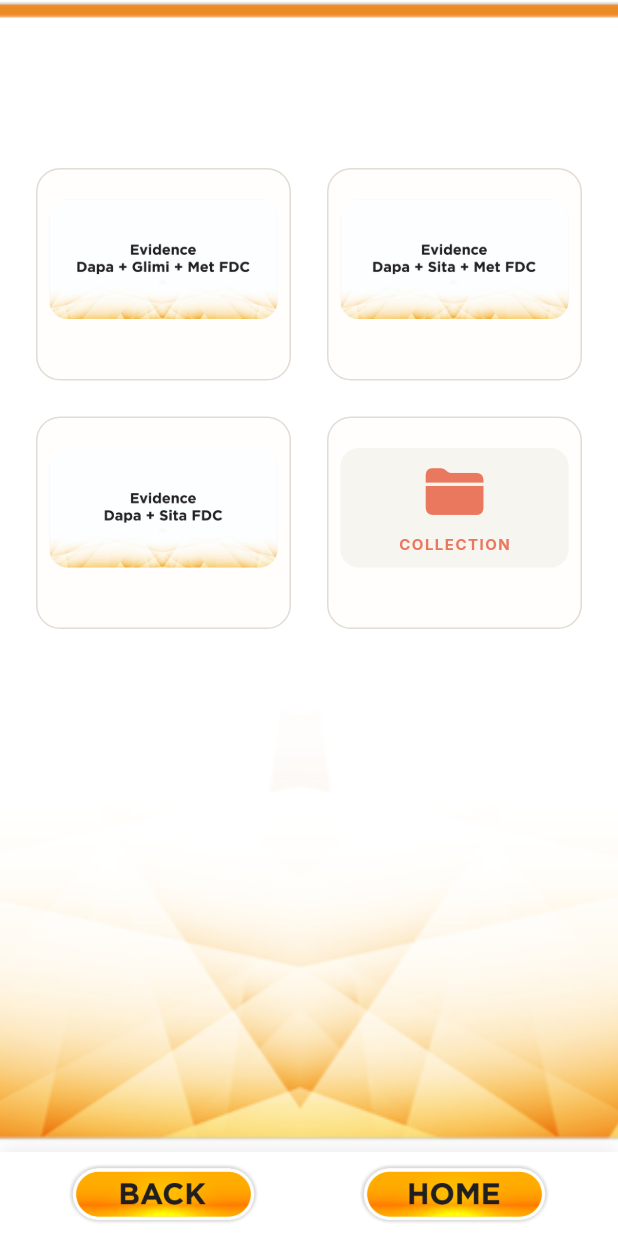
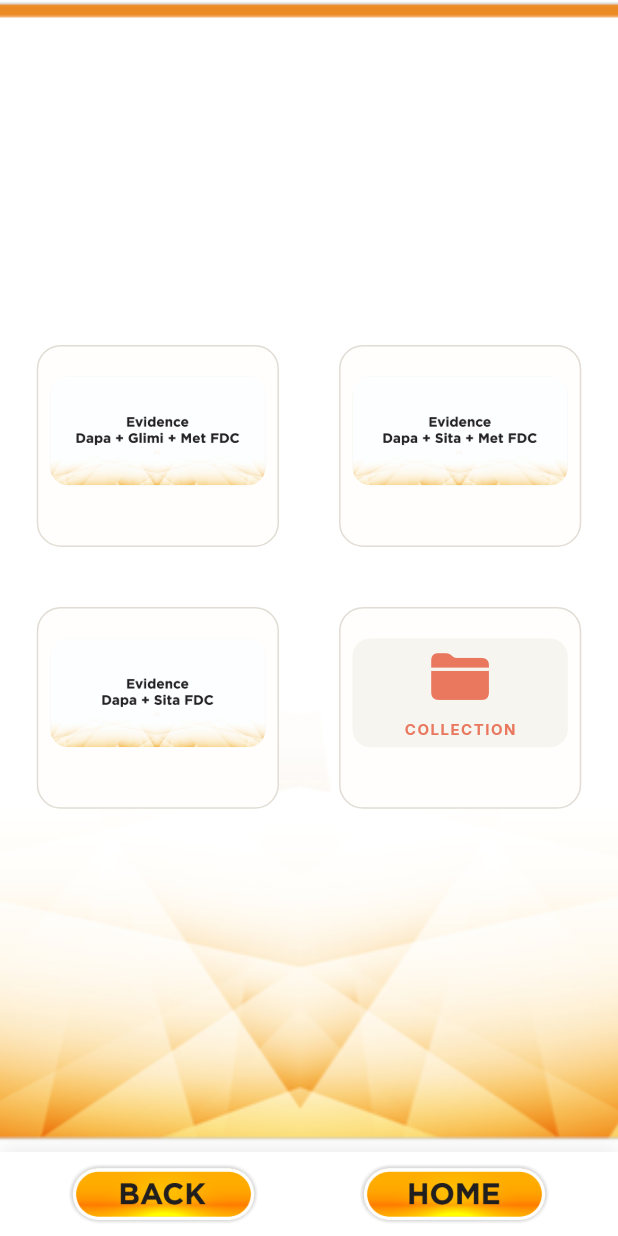
Before and after one commit to mayurranshinge08/qrcode, a Flutter app: the DocumentListScreen screen opened directly, on a phone screen of 412 x 824 dp. Run offline on Flutter 3.47's test engine with Material 3 defaults, Android fonts, the phone set to English and light mode, and no system bars; our stand-ins replace google_fonts, qr_flutter; missing offline and left inert: syncfusion_flutter_pdfviewer, window_manager.

Commit message:
Fix bottom bar button hit areas and layout

```diff
--- a/lib/screens/document_list_screen.dart
+++ b/lib/screens/document_list_screen.dart
@@ -89,7 +89,7 @@ class _DocumentListScreenState extends State<DocumentListScreen> {
             child: Padding(
               padding: const EdgeInsets.symmetric(horizontal: 24.0),
               child: Column(
-                crossAxisAlignment: CrossAxisAlignment.start,
+                crossAxisAlignment: CrossAxisAlignment.center,
                 children: [
                   const SizedBox(height: 24),
                   // Text(
@@ -100,7 +100,9 @@ class _DocumentListScreenState extends State<DocumentListScreen> {
                   // SearchField(
                   //   onChanged: (val) => setState(() => _searchQuery = val),
                   // ),
-                  const SizedBox(height: 32),
+                  const SizedBox(
+                    height: 150,
+                  ), // Added 100 pixels to push folders down
                   Expanded(
                     child: docs.isEmpty
                         ? Center(
@@ -135,32 +137,51 @@ class _DocumentListScreenState extends State<DocumentListScreen> {
                                 crossAxisCount = 3;
                               }
 
-                              return GridView.builder(
+                              // Prevent using more columns than we have items,
+                              // which creates massive left/right gaps when centered
+                              if (crossAxisCount > docs.length &&
+                                  docs.isNotEmpty) {
+                                crossAxisCount = docs.length;
+                              }
+
+                              final spacing = 40.0;
+                              // Calculate width ensuring they fit exactly without wrapping early
+                              final itemWidth =
+                                  (constraints.maxWidth -
+                                      (crossAxisCount - 1) * spacing -
+                                      1) /
+                                  crossAxisCount;
+
+                              return SingleChildScrollView(
                                 padding: const EdgeInsets.only(bottom: 32),
-                                gridDelegate:
-                                    SliverGridDelegateWithFixedCrossAxisCount(
-                                      crossAxisCount: crossAxisCount,
-                                      crossAxisSpacing: 24,
-                                      mainAxisSpacing: 24,
-                                      childAspectRatio:
-                                          1.2, // Wider card for folders
-                                    ),
-                                itemCount: docs.length,
-                                itemBuilder: (context, index) {
-                                  final item = docs[index];
+                                child: Center(
+                                  child: Wrap(
+                                    spacing: spacing,
+                                    runSpacing: spacing,
+                                    alignment: WrapAlignment.center,
+                                    children: docs.map((item) {
+                                      Widget card = const SizedBox.shrink();
                                       if (item is FolderItem) {
-                                    return FolderCard(
+                                        card = FolderCard(
                                           folder: item,
                                           onTap: () => _openFolder(item),
                                         );
                                       } else if (item is PdfDocumentItem) {
-                                    return DocumentCard(
+                                        card = DocumentCard(
                                           document: item,
                                           onTap: () => _openPdf(item),
                                         );
                                       }
-                                  return const SizedBox.shrink();
-                                },
+                                      return SizedBox(
+                                        width: itemWidth,
+                                        height:
+                                            itemWidth /
+                                            1.2, // Maintain aspect ratio
+                                        child: card,
+                                      );
+                                    }).toList(),
+                                  ),
+                                ),
                               );
                             },
                           ),
@@ -188,18 +209,14 @@ class _DocumentListScreenState extends State<DocumentListScreen> {
             mainAxisAlignment: MainAxisAlignment.spaceAround,
             children: [
               // BACK
-              Expanded(
-                child: GestureDetector(
+              GestureDetector(
                 onTap: _goBack,
                 child: Image.asset('assets/images/Back.png', height: 40),
               ),
-              ),
               // HOME
-              Expanded(
-                child: GestureDetector(
+              GestureDetector(
                 onTap: _goHome,
                 child: Image.asset('assets/images/Home.png', height: 40),
-                ),
               ),
             ],
           ),
--- a/lib/screens/folder_screen.dart
+++ b/lib/screens/folder_screen.dart
@@ -159,18 +159,14 @@ class _FolderScreenState extends State<FolderScreen> {
             mainAxisAlignment: MainAxisAlignment.spaceAround,
             children: [
               // BACK
-              Expanded(
-                child: GestureDetector(
-                  onTap: _goBack,
-                  child: Image.asset('assets/images/Back.png', height: 40),
-                ),
+              GestureDetector(
+                onTap: _goBack,
+                child: Image.asset('assets/images/Back.png', height: 40),
               ),
               // HOME
-              Expanded(
-                child: GestureDetector(
-                  onTap: _goHome,
-                  child: Image.asset('assets/images/Home.png', height: 40),
-                ),
+              GestureDetector(
+                onTap: _goHome,
+                child: Image.asset('assets/images/Home.png', height: 40),
               ),
             ],
           ),
--- a/lib/screens/pdf_reader_screen.dart
+++ b/lib/screens/pdf_reader_screen.dart
@@ -195,24 +195,19 @@ class _PdfReaderScreenState extends State<PdfReaderScreen> {
             mainAxisAlignment: MainAxisAlignment.spaceAround,
             children: [
               // BACK
-              Expanded(
-                child: GestureDetector(
+              GestureDetector(
                 onTap: _goBack,
                 child: Image.asset('assets/images/Back.png', height: 40),
               ),
-              ),
 
               // HOME
-              Expanded(
-                child: GestureDetector(
+              GestureDetector(
                 onTap: _goHome,
                 child: Image.asset('assets/images/Home.png', height: 40),
               ),
-              ),
 
               // QR CODE
-              Expanded(
-                child: TextButton.icon(
+              TextButton.icon(
                 onPressed: _isGeneratingQr ? null : _showQrCode,
                 icon: _isGeneratingQr
                     ? const SizedBox(
@@ -223,7 +218,6 @@ class _PdfReaderScreenState extends State<PdfReaderScreen> {
                     : const Icon(CupertinoIcons.qrcode),
                 label: Text(_isGeneratingQr ? 'Loading' : 'QR Code'),
               ),
-              ),
             ],
           ),
         ),
```
Lines whose indentation alone changed are shown as unchanged.
